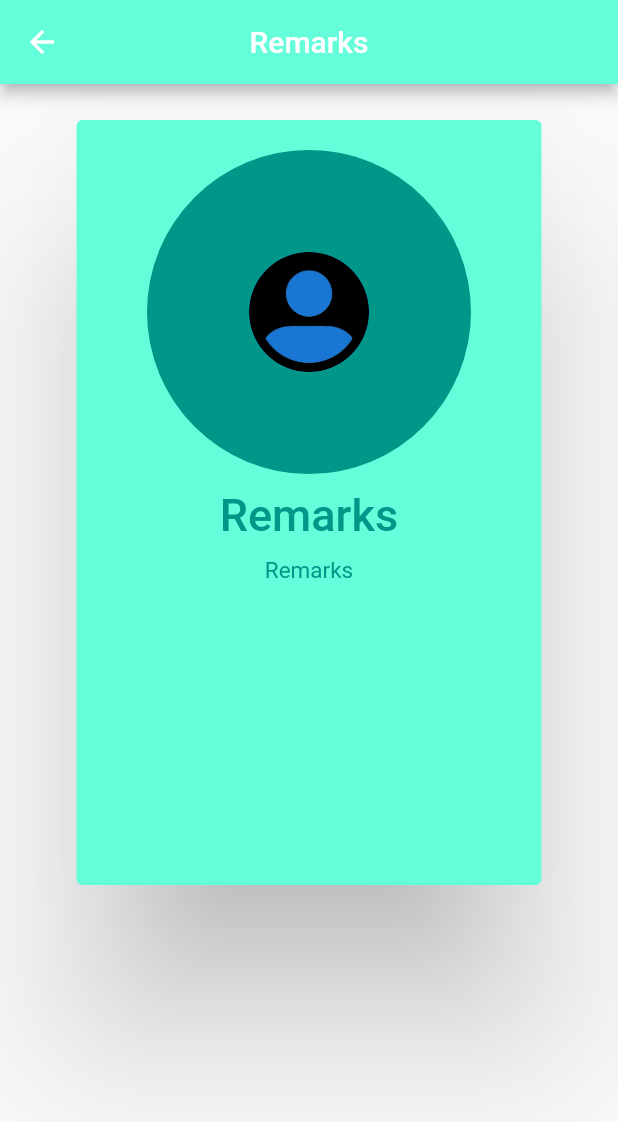
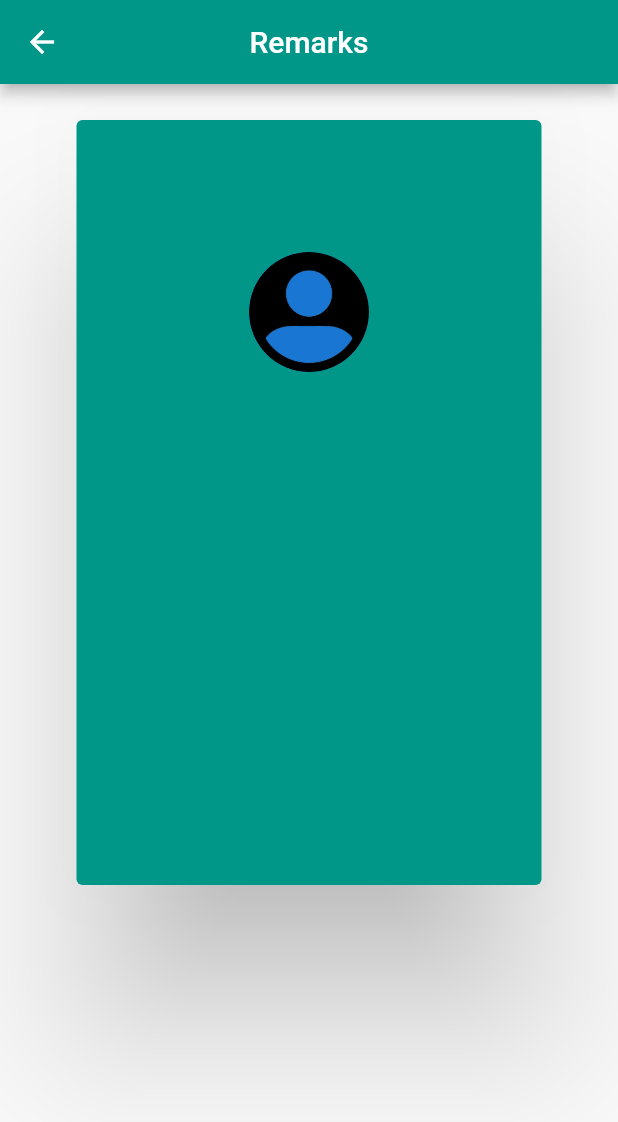
Before and after one commit to jentii16200/hain-flutter-app, a Flutter app: the Remarks screen opened directly, on a phone screen of 412 x 824 dp. Shown: the top 1122 px of the screen. Run offline on Flutter 3.47's test engine with Material 2 defaults, Android fonts, the phone set to English and light mode, and no system bars; our stand-ins replace cloud_firestore, firebase_core, fluttertoast, get; accounts and stored records are empty.

Commit message:
Chore: MyOrder and Remark

```diff
--- a/lib/views/home/remark.dart
+++ b/lib/views/home/remark.dart
@@ -8,7 +8,7 @@ class Remarks extends StatelessWidget {
     return Scaffold(
       appBar: AppBar(
         title: const Text('Remarks'),
-        backgroundColor: Colors.tealAccent,
+        backgroundColor: Colors.teal,
         centerTitle: true,
       ),
       body: SingleChildScrollView(
@@ -19,7 +19,7 @@ class Remarks extends StatelessWidget {
               Card(
                 elevation: 50,
                 shadowColor: Colors.black,
-                color: Colors.tealAccent,
+                color: Colors.teal,
                 child: SizedBox(
                   width: 310,
                   height: 510,
```
Also changed, not shown: lib/views/home/dashboard.dart (+6 -2 lines), lib/views/home/my-order.dart (added, +31 -0 lines).
